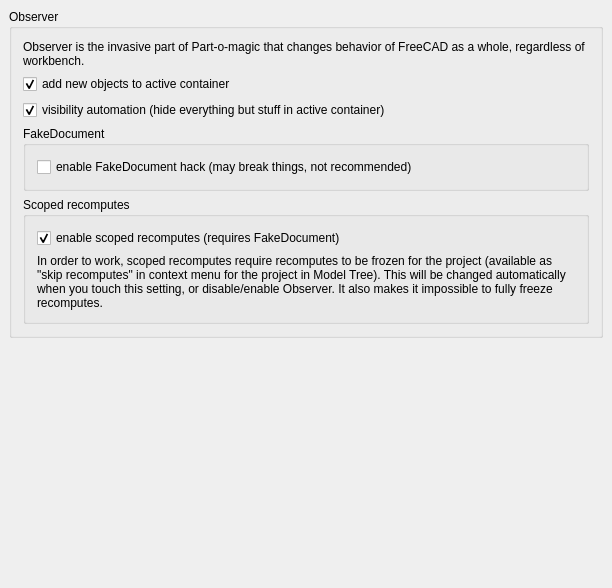
This is PartOMagic/Gui/partomagic-pref-general.ui in DeepSOIC/Part-o-magic as Qt 5 draws it before an edit. The edited form follows.
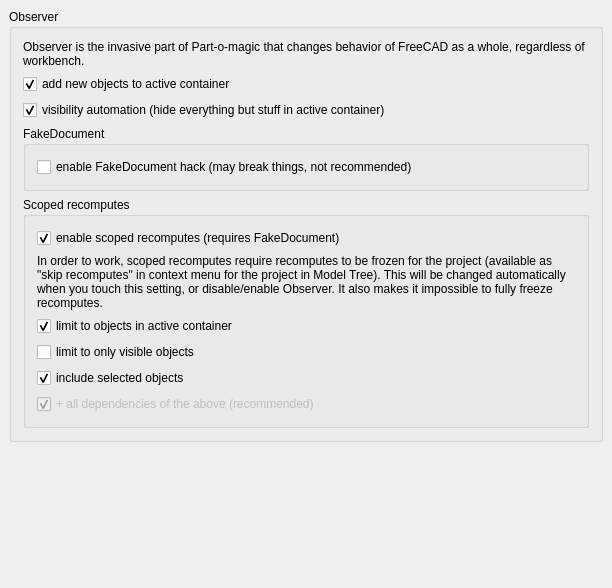
This is the edited form. Custom widgets are drawn as their Qt base class.

Commit message:
Scoped Recompute: add scope narrowing options
+ fix bugs
Known issues:
* the option to  include dependencies does not affect anything, because .recompute(list) includes dependencies implicitly.
* visibility-based scoping is not working outside of active container, because i did not account for object's visibility also affected by containers.

Patch:
```diff
--- a/PartOMagic/Gui/partomagic-pref-general.ui
+++ b/PartOMagic/Gui/partomagic-pref-general.ui
@@ -177,6 +177,106 @@
            </property>
           </widget>
          </item>
+         <item>
+          <widget class="Gui::PrefCheckBox" name="gui::PrefCheckBox_5">
+           <property name="enabled">
+            <bool>true</bool>
+           </property>
+           <property name="toolTip">
+            <string/>
+           </property>
+           <property name="text">
+            <string>limit to objects in active container</string>
+           </property>
+           <property name="checkable">
+            <bool>true</bool>
+           </property>
+           <property name="checked">
+            <bool>true</bool>
+           </property>
+           <property name="prefEntry" stdset="0">
+            <cstring>ScopeLimitActiveContainer</cstring>
+           </property>
+           <property name="prefPath" stdset="0">
+            <cstring>Mod/PartOMagic</cstring>
+           </property>
+          </widget>
+         </item>
+         <item>
+          <widget class="Gui::PrefCheckBox" name="gui::PrefCheckBox_6">
+           <property name="enabled">
+            <bool>true</bool>
+           </property>
+           <property name="toolTip">
+            <string>(except containers of active container)</string>
+           </property>
+           <property name="text">
+            <string>limit to only visible objects</string>
+           </property>
+           <property name="checkable">
+            <bool>true</bool>
+           </property>
+           <property name="checked">
+            <bool>false</bool>
+           </property>
+           <property name="prefEntry" stdset="0">
+            <cstring>ScopeLimitVisible</cstring>
+           </property>
+           <property name="prefPath" stdset="0">
+            <cstring>Mod/PartOMagic</cstring>
+           </property>
+          </widget>
+         </item>
+         <item>
+          <widget class="Gui::PrefCheckBox" name="gui::PrefCheckBox_7">
+           <property name="enabled">
+            <bool>true</bool>
+           </property>
+           <property name="toolTip">
+            <string/>
+           </property>
+           <property name="text">
+            <string>include selected objects</string>
+           </property>
+           <property name="checkable">
+            <bool>true</bool>
+           </property>
+           <property name="checked">
+            <bool>true</bool>
+           </property>
+           <property name="prefEntry" stdset="0">
+            <cstring>ScopeIncludeSelected</cstring>
+           </property>
+           <property name="prefPath" stdset="0">
+            <cstring>Mod/PartOMagic</cstring>
+           </property>
+          </widget>
+         </item>
+         <item>
+          <widget class="Gui::PrefCheckBox" name="gui::PrefCheckBox_12">
+           <property name="enabled">
+            <bool>false</bool>
+           </property>
+           <property name="toolTip">
+            <string/>
+           </property>
+           <property name="text">
+            <string>+ all dependencies of the above (recommended)</string>
+           </property>
+           <property name="checkable">
+            <bool>true</bool>
+           </property>
+           <property name="checked">
+            <bool>true</bool>
+           </property>
+           <property name="prefEntry" stdset="0">
+            <cstring>ScopeIncludeDependencies</cstring>
+           </property>
+           <property name="prefPath" stdset="0">
+            <cstring>Mod/PartOMagic</cstring>
+           </property>
+          </widget>
+         </item>
         </layout>
        </widget>
       </item>
```
The commit also changes 2 other files.
